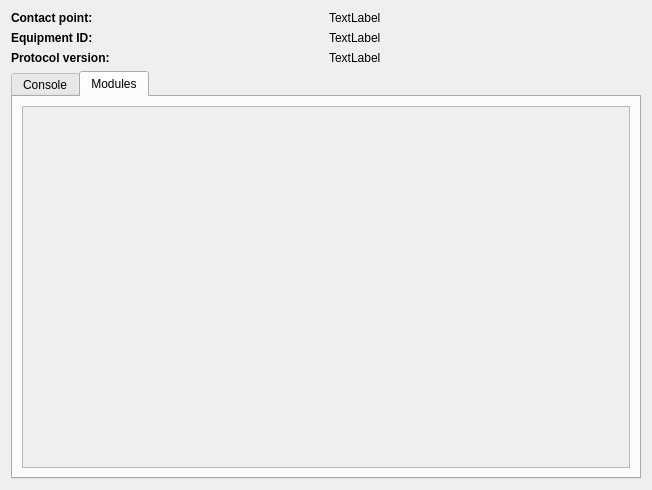
The window that secop/gui/ui/nodectrl.ui (SampleEnvironment/frappy) describes before a commit, drawn with Qt 5.
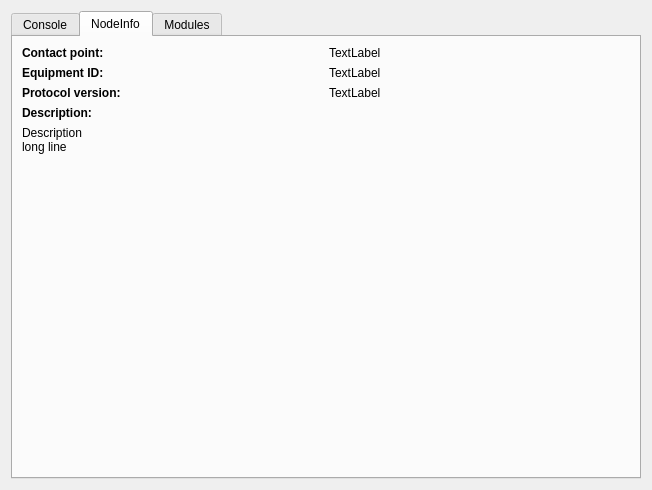
The same window after the commit.

Diff of the .ui file:
```diff
--- a/secop/gui/ui/nodectrl.ui
+++ b/secop/gui/ui/nodectrl.ui
@@ -21,70 +21,6 @@
   </property>
   <layout class="QGridLayout" name="gridLayout_3">
    <item row="0" column="0">
-    <layout class="QGridLayout" name="gridLayout_2">
-     <item row="0" column="0">
-      <widget class="QLabel" name="label">
-       <property name="font">
-        <font>
-         <weight>75</weight>
-         <bold>true</bold>
-        </font>
-       </property>
-       <property name="text">
-        <string>Contact point:</string>
-       </property>
-      </widget>
-     </item>
-     <item row="0" column="1">
-      <widget class="QLabel" name="contactPointLabel">
-       <property name="text">
-        <string>TextLabel</string>
-       </property>
-      </widget>
-     </item>
-     <item row="1" column="0">
-      <widget class="QLabel" name="label_2">
-       <property name="font">
-        <font>
-         <weight>75</weight>
-         <bold>true</bold>
-        </font>
-       </property>
-       <property name="text">
-        <string>Equipment ID:</string>
-       </property>
-      </widget>
-     </item>
-     <item row="1" column="1">
-      <widget class="QLabel" name="equipmentIdLabel">
-       <property name="text">
-        <string>TextLabel</string>
-       </property>
-      </widget>
-     </item>
-     <item row="2" column="0">
-      <widget class="QLabel" name="label_3">
-       <property name="font">
-        <font>
-         <weight>75</weight>
-         <bold>true</bold>
-        </font>
-       </property>
-       <property name="text">
-        <string>Protocol version:</string>
-       </property>
-      </widget>
-     </item>
-     <item row="2" column="1">
-      <widget class="QLabel" name="protocolVersionLabel">
-       <property name="text">
-        <string>TextLabel</string>
-       </property>
-      </widget>
-     </item>
-    </layout>
-   </item>
-   <item row="1" column="0">
     <widget class="QTabWidget" name="tabWidget">
      <property name="currentIndex">
       <number>1</number>
@@ -141,6 +77,117 @@
        </item>
       </layout>
      </widget>
+     <widget class="QWidget" name="nodeInfoTab">
+      <attribute name="title">
+       <string>NodeInfo</string>
+      </attribute>
+      <layout class="QGridLayout" name="gridLayout_6">
+       <item row="0" column="0">
+        <layout class="QGridLayout" name="gridLayout_2">
+         <item row="0" column="0">
+          <widget class="QLabel" name="label">
+           <property name="font">
+            <font>
+             <weight>75</weight>
+             <bold>true</bold>
+            </font>
+           </property>
+           <property name="text">
+            <string>Contact point:</string>
+           </property>
+          </widget>
+         </item>
+         <item row="0" column="1">
+          <widget class="QLabel" name="contactPointLabel">
+           <property name="text">
+            <string>TextLabel</string>
+           </property>
+          </widget>
+         </item>
+         <item row="1" column="0">
+          <widget class="QLabel" name="label_2">
+           <property name="font">
+            <font>
+             <weight>75</weight>
+             <bold>true</bold>
+            </font>
+           </property>
+           <property name="text">
+            <string>Equipment ID:</string>
+           </property>
+          </widget>
+         </item>
+         <item row="1" column="1">
+          <widget class="QLabel" name="equipmentIdLabel">
+           <property name="text">
+            <string>TextLabel</string>
+           </property>
+          </widget>
+         </item>
+         <item row="2" column="0">
+          <widget class="QLabel" name="label_3">
+           <property name="font">
+            <font>
+             <weight>75</weight>
+             <bold>true</bold>
+            </font>
+           </property>
+           <property name="text">
+            <string>Protocol version:</string>
+           </property>
+          </widget>
+         </item>
+         <item row="2" column="1">
+          <widget class="QLabel" name="protocolVersionLabel">
+           <property name="text">
+            <string>TextLabel</string>
+           </property>
+          </widget>
+         </item>
+         <item row="3" column="0">
+          <widget class="QLabel" name="label_5">
+           <property name="font">
+            <font>
+             <weight>75</weight>
+             <bold>true</bold>
+            </font>
+           </property>
+           <property name="text">
+            <string>Description:</string>
+           </property>
+          </widget>
+         </item>
+         <item row="4" column="0" colspan="2">
+          <widget class="QLabel" name="nodeDescriptionLabel">
+           <property name="text">
+            <string>Description
+long line</string>
+           </property>
+           <property name="wordWrap">
+            <bool>true</bool>
+           </property>
+           <property name="textInteractionFlags">
+            <set>Qt::LinksAccessibleByMouse|Qt::TextSelectableByKeyboard|Qt::TextSelectableByMouse</set>
+           </property>
+          </widget>
+         </item>
+        </layout>
+       </item>
+       <item row="1" column="0">
+        <spacer name="verticalSpacer">
+         <property name="orientation">
+          <enum>Qt::Vertical</enum>
+         </property>
+         <property name="sizeHint" stdset="0">
+          <size>
+           <width>20</width>
+           <height>40</height>
+          </size>
+         </property>
+        </spacer>
+       </item>
+      </layout>
+     </widget>
      <widget class="QWidget" name="modulesTab">
       <property name="enabled">
        <bool>true</bool>
@@ -160,7 +207,7 @@
             <x>0</x>
             <y>0</y>
             <width>610</width>
-            <height>324</height>
+            <height>413</height>
            </rect>
           </property>
           <layout class="QGridLayout" name="gridLayout_5">
```
